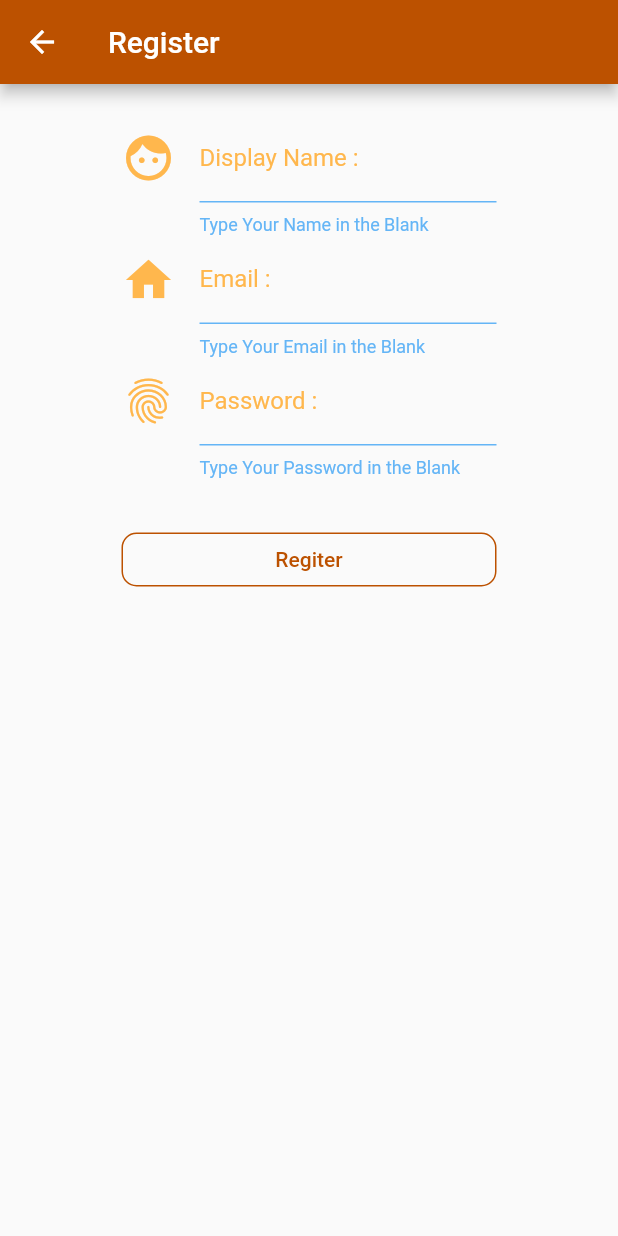
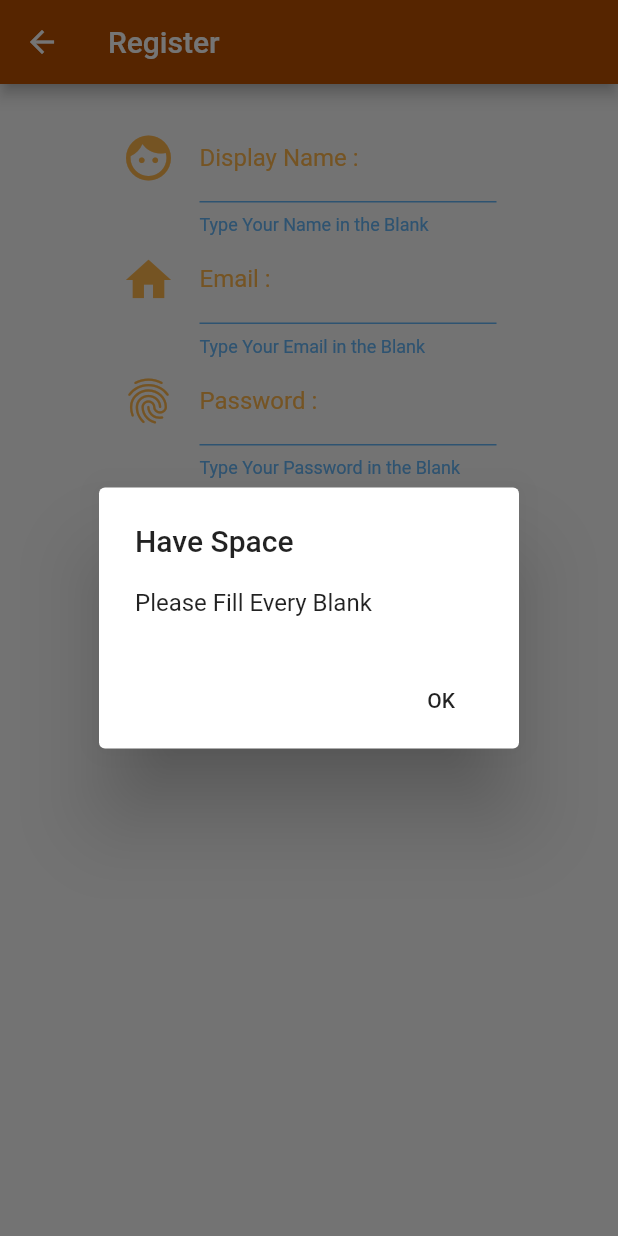
Before and after one commit to KalaMinute/Air4tor, a Flutter app: the Register screen opened directly, after a tap on "Regiter", on a phone screen of 412 x 824 dp. Run offline on Flutter 3.47's test engine with Material 2 defaults, Android fonts, the phone set to English and light mode, and no system bars; our stand-ins replace google_fonts.

Commit message:
Vieridate OK

```diff
--- /dev/null
+++ b/lib/utility/normal_dialog.dart
@@ -0,0 +1,24 @@
+import 'package:flutter/material.dart';
+
+Future<void> normalDialog(
+    // การแจ้งเตือนที่ไม่มีการคืนค่า(viod) ถ้าจะเอาการคืนค่าก็ใส่อย่างอื่นเข้าไปแทน void
+    BuildContext context,
+    String title,
+    String message) async {
+  showDialog(
+      context: context,
+      builder: (BuildContext context) {
+        return AlertDialog(
+          title: Text(title),
+          content: Text(message),
+          actions: <Widget>[
+            FlatButton(
+              onPressed: () {
+                Navigator.of(context).pop();
+              },
+              child: Text('OK'),
+            ),
+          ],
+        );
+      });
+}
--- a/lib/widget/authen.dart
+++ b/lib/widget/authen.dart
@@ -21,7 +21,7 @@
             TextStyle(color: Mystyle().darkColor, fontStyle: FontStyle.italic),
       ),
       onPressed: () {
-        print('You Click Register');
+        print('You Click Register'); // โชว์ดูว่ามีการคลิกจริงไหม
 
         MaterialPageRoute route =
             MaterialPageRoute(builder: (BuildContext context) {
--- a/lib/widget/register.dart
+++ b/lib/widget/register.dart
@@ -1,4 +1,5 @@
 import 'package:air4tor/utility/my_style.dart';
+import 'package:air4tor/utility/normal_dialog.dart';
 import 'package:flutter/material.dart';
 
 class Register extends StatefulWidget {
@@ -7,7 +8,9 @@
 }
 
 class _RegisterState extends State<Register> {
+
   //Field
+String name,email,password; // การประกาศตัวแปลที่เป็นค่าว่างคือ Null เพื่อเอามารอรับค่าจากการป้อนที่ keyboard
 
   // Method
 
@@ -19,7 +22,9 @@
       children: <Widget>[
         Container(
           width: 250.0,
-          child: TextField(
+          child: TextField(onChanged: (String string){ //
+            name = string.trim(); // trim คืออการตัดหน้าหลัง
+          },
             decoration: InputDecoration(
               enabledBorder:
                   UnderlineInputBorder(borderSide: BorderSide(color: color2)),
@@ -38,7 +43,7 @@
       ],
     );
   }
-////////////////////////////////////////
+///////////////////////////////
 
   Widget emailForm() {
     Color color1 = Colors.orange.shade300;
@@ -48,8 +53,10 @@
       children: <Widget>[
         Container(
           width: 250.0,
-          child: TextField(
-            keyboardType: TextInputType.emailAddress,
+          child: TextField(onChanged: (String string){  // onChange คือการเก้บค่าจากการป้อน
+            email = string.trim();   // การเก็นค่ามาไว้ในตัวแปล
+          },
+            keyboardType: TextInputType.emailAddress, // ทำให้แป้นคีบอร์ดที่โผล่มาเป็นหน้าที่มีเครื่องมหาย@
             decoration: InputDecoration(
               enabledBorder:
                   UnderlineInputBorder(borderSide: BorderSide(color: color2)),
@@ -79,7 +86,9 @@
       children: <Widget>[
         Container(
           width: 250.0,
-          child: TextField(
+          child: TextField(onChanged: (String string){
+            password = string.trim();
+          },
             decoration: InputDecoration(
               enabledBorder:
                   UnderlineInputBorder(borderSide: BorderSide(color: color2)),
@@ -99,7 +108,7 @@
     );
   }
 
-  //////////////////////
+  ////////////////////////////
 
   Widget registerButton() {
     // สร้างปุ่ม
@@ -111,7 +120,19 @@
             RoundedRectangleBorder(borderRadius: BorderRadius.circular(10.0)), // ปรับความมนของปุ่ม
         borderSide: BorderSide(color: Mystyle().darkColor), // สีขอบของปุ่ม
         child: Text('Regiter',style: TextStyle(color: Mystyle().darkColor),), //อักษรและสีอักษร
-        onPressed: () {},
+        onPressed: () {  // เมื่อมีการกดปุ่ม
+          print('name = $name,email = $email,password = $password'); // ลองโชว์ดูว่าเมื่อกดปุ่มแล้วมันรับค่ามาได้รึยัง
+
+          if (name == null||name.isEmpty ||
+              email == null || email.isEmpty ||
+              password == null || password.isEmpty) {
+             // ต้องตรวจทั้งช่องว่าง(การป้อนแล้วลบ)และค่าว่าง null เช่น name == null||name.isEmpty
+            normalDialog(context, 'Have Space', 'Please Fill Every Blank'); // คือการเด้งแจ้งเตือนไม่กรอก
+          } else {
+
+          }
+
+        },
       ),
     );
   }
```
